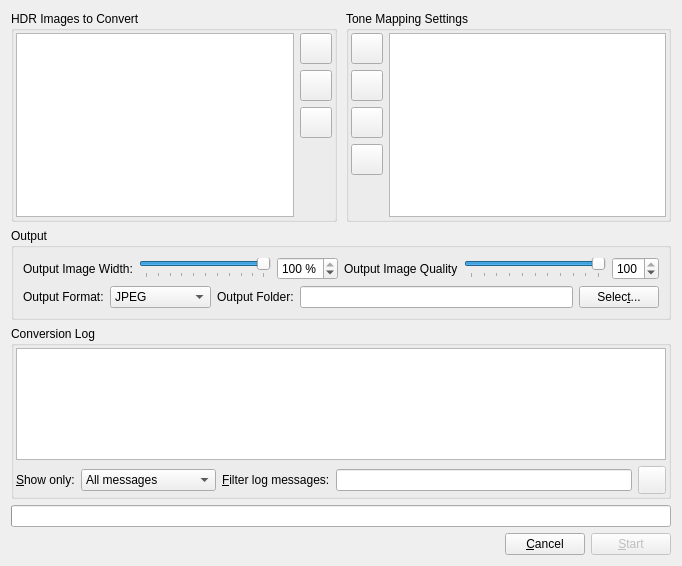
The window that src/BatchTM/BatchTMDialog.ui (LuminanceHDR/LuminanceHDR) describes before a commit, drawn with Qt 5.
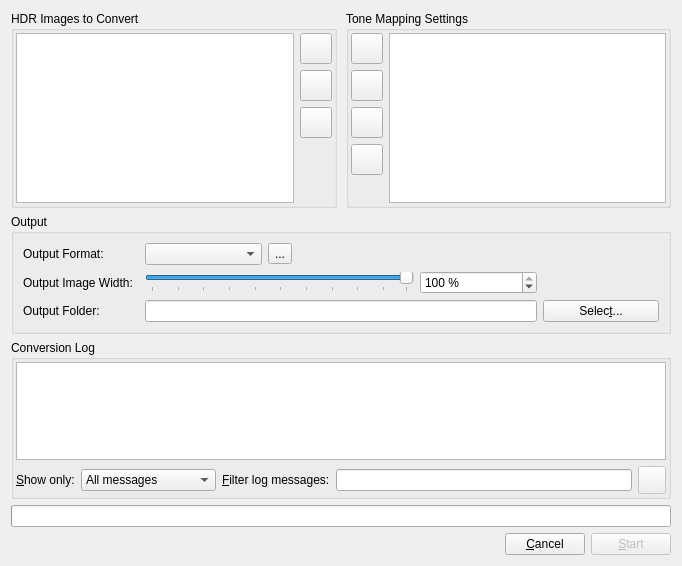
The same window after the commit. Icons and pictures are not drawn.

Commit message: [formats] unify output format handling of BatchHDR and BatchTM

Diff of the .ui file:
```diff
--- a/src/BatchTM/BatchTMDialog.ui
+++ b/src/BatchTM/BatchTMDialog.ui
@@ -263,43 +263,40 @@
      <property name="title">
       <string>Output</string>
      </property>
-     <layout class="QGridLayout" name="gridLayout">
-      <item row="0" column="0">
-       <layout class="QVBoxLayout" name="verticalLayout">
-        <item>
-         <layout class="QHBoxLayout" name="horizontalLayout_4">
-          <item>
-           <layout class="QHBoxLayout" name="horizontalLayout_2">
-            <item>
+     <layout class="QGridLayout" name="gridLayout" columnstretch="0,0,0,0,0,0">
+      <item row="1" column="0">
              <widget class="QLabel" name="label">
               <property name="text">
                <string>Output Image Width:</string>
               </property>
              </widget>
             </item>
-            <item>
-             <widget class="QSlider" name="horizontalSlider_Width">
-              <property name="minimum">
-               <number>1</number>
-              </property>
-              <property name="maximum">
-               <number>100</number>
-              </property>
-              <property name="value">
-               <number>100</number>
-              </property>
-              <property name="orientation">
-               <enum>Qt::Horizontal</enum>
-              </property>
-              <property name="tickPosition">
-               <enum>QSlider::TicksBelow</enum>
-              </property>
-              <property name="tickInterval">
-               <number>10</number>
-              </property>
-             </widget>
-            </item>
-            <item>
+      <item row="3" column="0">
+       <widget class="QLabel" name="label_3">
+        <property name="text">
+         <string>Output Folder:</string>
+        </property>
+       </widget>
+      </item>
+      <item row="3" column="5">
+       <widget class="QPushButton" name="out_folder_Button">
+        <property name="text">
+         <string>Selec&amp;t...</string>
+        </property>
+        <property name="icon">
+         <iconset resource="../../icons.qrc">
+          <normaloff>:/new/prefix1/images/fileopen.png</normaloff>:/new/prefix1/images/fileopen.png</iconset>
+        </property>
+       </widget>
+      </item>
+      <item row="3" column="1" colspan="4">
+       <widget class="QLineEdit" name="out_folder_widgets">
+        <property name="readOnly">
+         <bool>true</bool>
+        </property>
+       </widget>
+      </item>
+      <item row="1" column="4">
              <widget class="QSpinBox" name="spinBox_Width">
               <property name="suffix">
                <string> %</string>
@@ -315,19 +312,11 @@
               </property>
              </widget>
             </item>
-           </layout>
-          </item>
-          <item>
-           <layout class="QHBoxLayout" name="horizontalLayout">
-            <item>
-             <widget class="QLabel" name="label_2">
-              <property name="text">
-               <string>Output Image Quality</string>
-              </property>
-             </widget>
-            </item>
-            <item>
-             <widget class="QSlider" name="horizontalSlider_Quality">
+      <item row="1" column="1" colspan="3">
+       <widget class="QSlider" name="horizontalSlider_Width">
+        <property name="minimum">
+         <number>1</number>
+        </property>
               <property name="maximum">
                <number>100</number>
               </property>
@@ -345,91 +334,22 @@
               </property>
              </widget>
             </item>
-            <item>
-             <widget class="QSpinBox" name="spinBox_Quality">
-              <property name="maximum">
-               <number>100</number>
-              </property>
-              <property name="value">
-               <number>100</number>
-              </property>
-             </widget>
-            </item>
-           </layout>
-          </item>
-         </layout>
-        </item>
-        <item>
-         <layout class="QHBoxLayout" name="horizontalLayout_3">
-          <item>
+      <item row="0" column="0">
            <widget class="QLabel" name="label_4">
             <property name="text">
              <string>Output Format:</string>
             </property>
            </widget>
           </item>
-          <item>
-           <widget class="QComboBox" name="comboBoxFormat">
-            <item>
-             <property name="text">
-              <string>JPEG</string>
-             </property>
-            </item>
-            <item>
+      <item row="0" column="1">
+       <widget class="QComboBox" name="comboBoxFormat"/>
+      </item>
+      <item row="0" column="2">
+       <widget class="QToolButton" name="formatSettingsButton">
              <property name="text">
-              <string>TIFF (16 bits)</string>
-             </property>
-            </item>
-            <item>
-             <property name="text">
-              <string>PNG</string>
-             </property>
-            </item>
-            <item>
-             <property name="text">
-              <string>BMP</string>
-             </property>
-            </item>
-            <item>
-             <property name="text">
-              <string>PPM</string>
-             </property>
-            </item>
-            <item>
-             <property name="text">
-              <string>PBM</string>
-             </property>
-            </item>
-           </widget>
-          </item>
-          <item>
-           <widget class="QLabel" name="label_3">
-            <property name="text">
-             <string>Output Folder:</string>
-            </property>
-           </widget>
-          </item>
-          <item>
-           <widget class="QLineEdit" name="out_folder_widgets">
-            <property name="readOnly">
-             <bool>true</bool>
-            </property>
-           </widget>
-          </item>
-          <item>
-           <widget class="QPushButton" name="out_folder_Button">
-            <property name="text">
-             <string>Selec&amp;t...</string>
-            </property>
-            <property name="icon">
-             <iconset resource="../../icons.qrc">
-              <normaloff>:/new/prefix1/images/fileopen.png</normaloff>:/new/prefix1/images/fileopen.png</iconset>
-            </property>
-           </widget>
-          </item>
-         </layout>
-        </item>
-       </layout>
+         <string notr="true">...</string>
+        </property>
+       </widget>
       </item>
      </layout>
     </widget>
```
Left out of the diff: 71 changed lines with no effect on the pictures. Lines whose indentation alone changed are shown as unchanged. The commit also changes 13 other files.
